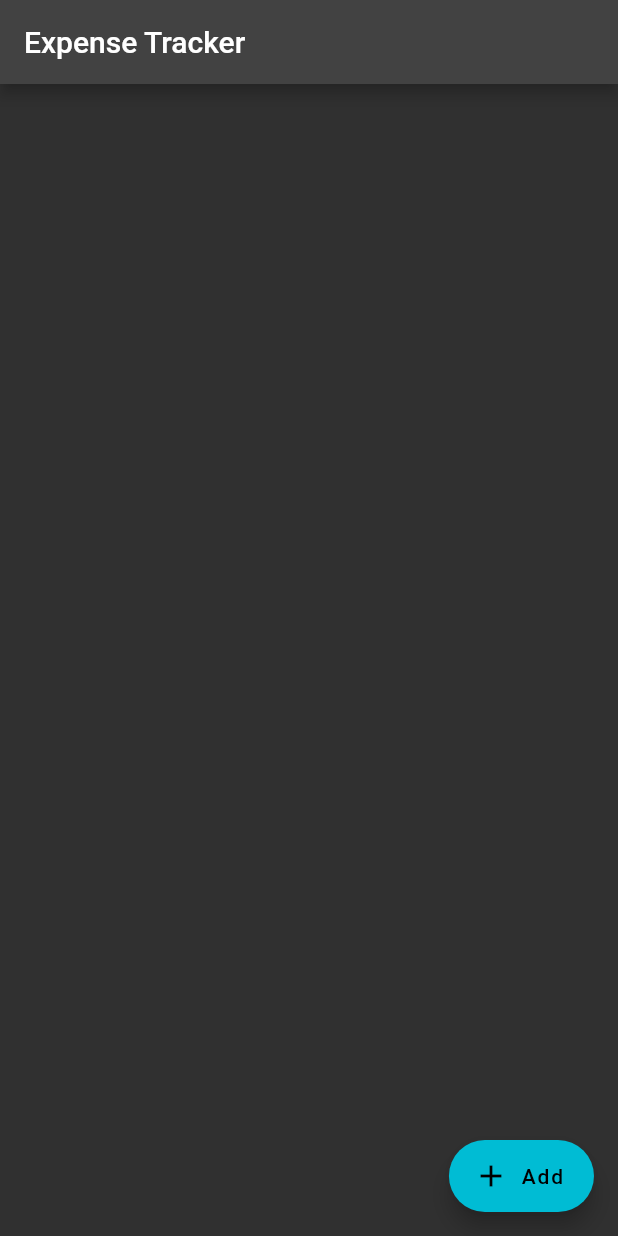
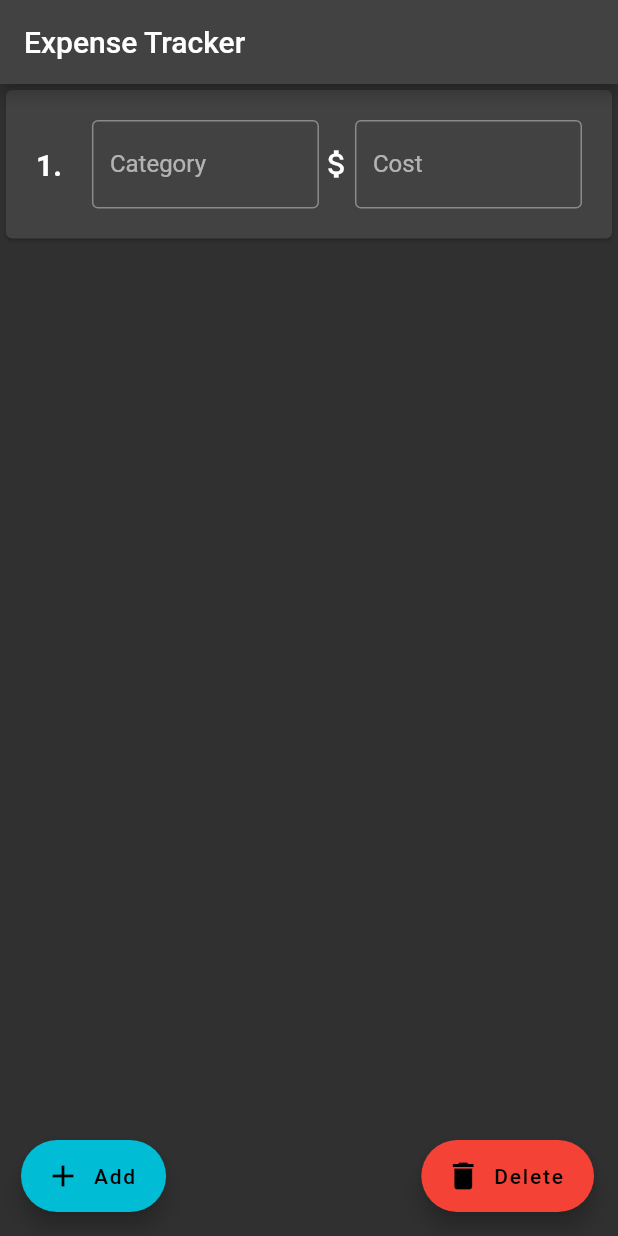
Before and after one commit to tayyab-ilyas/expenseTracker, a Flutter app: the screen it shows after launch, after a tap on "Add", on a phone screen of 412 x 824 dp. Run offline on Flutter 3.47's test engine with Material 2 defaults, Android fonts, the phone set to English and light mode, and no system bars.

Commit message:
prod ready-ish

```diff
--- a/lib/main.dart
+++ b/lib/main.dart
@@ -1,9 +1,9 @@
 import 'package:expense_tracker/screens/HomeScreen.dart';
 import 'package:flutter/material.dart';
 
-final String appTitle = "Expense Tracker";
+const String appTitle = "Expense Tracker";
 void main() {
-  runApp(ExpenseApp());
+  runApp(const ExpenseApp());
 }
 
 class ExpenseApp extends StatelessWidget {
@@ -18,7 +18,7 @@ class ExpenseApp extends StatelessWidget {
         brightness: Brightness.dark,
         visualDensity: VisualDensity.adaptivePlatformDensity,
       ),
-      home: HomeScreen(),
+      home: const HomeScreen(),
     );
   }
 }
--- a/lib/screens/HomeScreen.dart
+++ b/lib/screens/HomeScreen.dart
@@ -15,25 +15,37 @@ class _HomeScreenState extends State<HomeScreen> {
   int totalRow = 0;
   void _addRow() {
     setState(() {
+      totalRow += 1;
       costForEachRow.add(0);
     });
   }
 
   void _updateTotalCost() {
     setState(() {
-      double totalCost = costForEachRow.length > 0
+      double totalCost = costForEachRow.isNotEmpty
           ? costForEachRow.reduce((value, element) => value + element)
           : 0;
       if (totalCost > 0.0) {
-        title = "${appTitle} | Total Cost: \$${totalCost}";
+        title = "$appTitle | Total Cost: \$$totalCost";
       } else {
         title = appTitle;
       }
     });
   }
 
+  void _deleteLastRow() {
+    setState(() {
+      int newTotalRow = totalRow - 1;
+      totalRow = newTotalRow < 0 ? 0 : newTotalRow;
+      if (costForEachRow.isNotEmpty) {
+        costForEachRow.removeLast();
+      }
+    });
+    _updateTotalCost();
+  }
+
   void _updateCostForEachRow(int rowNum, double newVal) {
-    print("Row ${rowNum}-newVal ${newVal}");
+    //print("Row $rowNum - newVal $newVal");
     setState(() {
       if (costForEachRow.length > rowNum) {
         costForEachRow[rowNum] = newVal;
@@ -59,11 +71,26 @@ class _HomeScreenState extends State<HomeScreen> {
       appBar: AppBar(
         title: Text(appTitle),
       ),
-      floatingActionButton: FloatingActionButton.extended(
-        onPressed: _addRow,
-        label: Text('Add'),
-        icon: Icon(Icons.add),
-        backgroundColor: Colors.cyan,
+      floatingActionButton: Padding(
+        padding: const EdgeInsets.only(left: 30),
+        child: Row(
+          crossAxisAlignment: CrossAxisAlignment.end,
+          children: [
+            FloatingActionButton.extended(
+              onPressed: _addRow,
+              label: const Text('Add'),
+              icon: const Icon(Icons.add),
+              backgroundColor: Colors.cyan,
+            ),
+            Expanded(child: Container()),
+            FloatingActionButton.extended(
+              onPressed: _deleteLastRow,
+              label: const Text('Delete'),
+              icon: const Icon(Icons.delete),
+              backgroundColor: Colors.red,
+            ),
+          ],
+        ),
       ),
     );
   }
--- a/lib/widgets/category_widget.dart
+++ b/lib/widgets/category_widget.dart
@@ -18,7 +18,7 @@ class _CategoryWidgetState extends State<CategoryWidget> {
   Widget build(BuildContext context) {
     return Card(
       child: Padding(
-        padding: EdgeInsets.all(20.0),
+        padding: const EdgeInsets.all(20.0),
         child: Row(
           mainAxisAlignment: MainAxisAlignment.spaceBetween,
           children: [
@@ -26,7 +26,7 @@ class _CategoryWidgetState extends State<CategoryWidget> {
               padding: const EdgeInsets.only(right: 20),
               child: Text(
                 "${widget.rowNumber + 1}.",
-                style: TextStyle(
+                style: const TextStyle(
                   fontSize: 20,
                   fontWeight: FontWeight.bold,
                 ),
@@ -37,21 +37,20 @@ class _CategoryWidgetState extends State<CategoryWidget> {
                 onChanged: (text) {
                   print(text);
                 },
-                decoration: InputDecoration(
+                decoration: const InputDecoration(
                   border: OutlineInputBorder(),
                   labelText: 'Category',
                 ),
               ),
             ),
-            Icon(Icons.attach_money),
+            const Icon(Icons.attach_money),
             Expanded(
               child: TextField(
                 inputFormatters: [
                   FilteringTextInputFormatter.allow(
-                    RegExp(r'[0-9]+(\.){0,1}[0-9]*')
-                  )
+                      RegExp(r'[0-9]+(\.){0,1}[0-9]*'))
                 ],
-                decoration: InputDecoration(
+                decoration: const InputDecoration(
                   border: OutlineInputBorder(),
                   labelText: 'Cost',
                 ),
```
